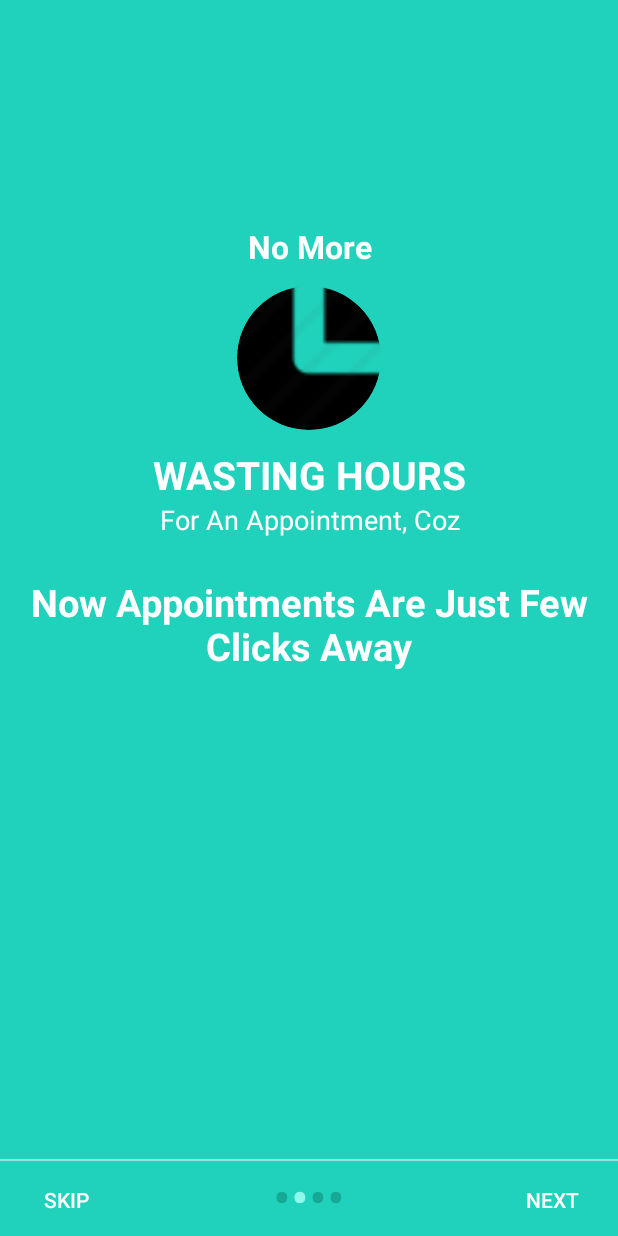
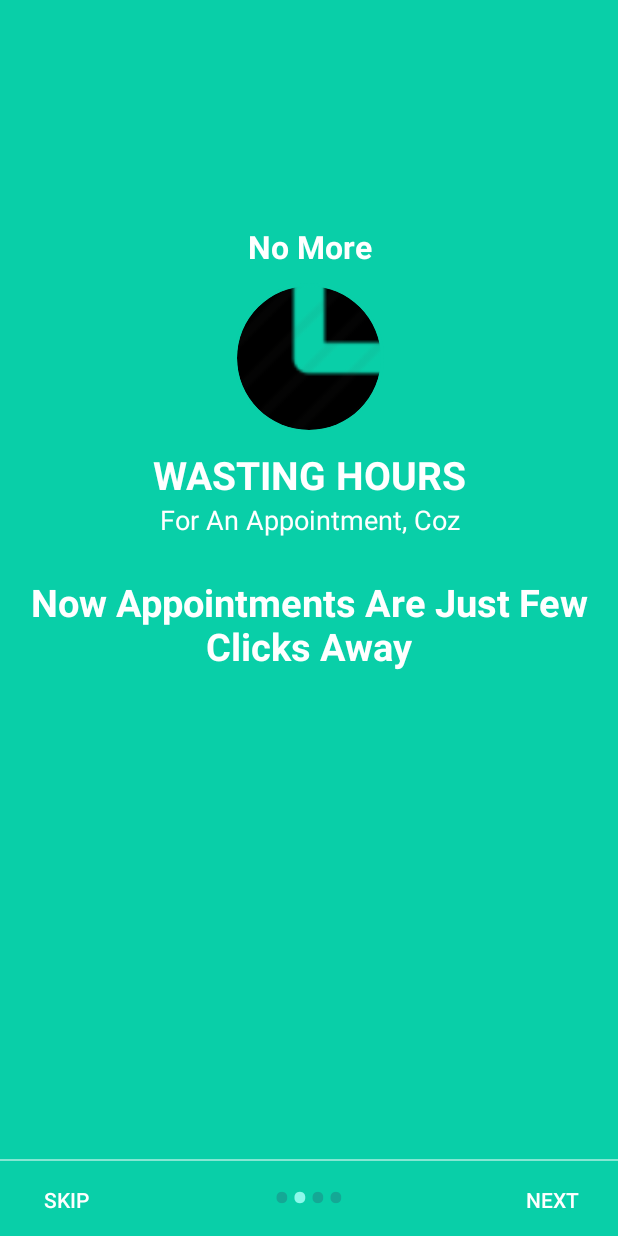
Before and after one commit to kryptoblockskrishna/Test_Med, an Android app: the screen it shows after launch (WelcomeActivity), after a tap on "NEXT", on a phone screen of 412 x 824 dp. Run offline under Robolectric (Android 15) with nearby library versions, the phone set to English and light mode, and no system bars; our stand-ins replace CircleImageView.

Commit message:
Initial Commit to Branch 02 @ Subra

```diff
--- a/app/src/main/res/layout/activity_base.xml
+++ b/app/src/main/res/layout/activity_base.xml
@@ -68,9 +68,9 @@
             android:layout_height="wrap_content"
             android:layout_gravity="bottom"
             android:background="@color/colorBottomNavView"
+            android:elevation="8dp"
             app:itemTextColor="#626161"
-            app:menu="@menu/navigation"
-            android:elevation="8dp"/>
+            app:menu="@menu/navigation" />
 
     </LinearLayout>
 
--- a/app/src/main/res/layout/welcome_slide2.xml
+++ b/app/src/main/res/layout/welcome_slide2.xml
@@ -5,7 +5,7 @@
     android:layout_height="match_parent"
     android:background="@color/bg_screen2">
     <TextView
-        android:id="@+id/wel01_txt01"
+        android:id="@+id/wel02_txt01"
         android:layout_width="match_parent"
         android:layout_height="wrap_content"
         android:textSize="21sp"
@@ -17,39 +17,39 @@
 
     <de.hdodenhof.circleimageview.CircleImageView
         xmlns:app="http://schemas.android.com/apk/res-auto"
-        android:id="@+id/wel01_pic"
+        android:id="@+id/wel02_pic"
         android:layout_width="match_parent"
         android:layout_height="100dp"
         android:src="@drawable/watch"
         app:civ_border_width="2dp"
         android:layout_marginTop="10dp"
         android:layout_marginBottom="10dp"
-        android:layout_below="@id/wel01_txt01"
+        android:layout_below="@id/wel02_txt01"
         app:civ_border_color="@color/bg_screen2"/>
 
     <TextView
-        android:id="@+id/wel01_txt02"
+        android:id="@+id/wel02_txt02"
         android:layout_width="match_parent"
         android:layout_height="wrap_content"
         android:textSize="26sp"
         android:textColor="#fff"
         android:textStyle="bold"
         android:gravity="center"
-        android:layout_below="@id/wel01_pic"
+        android:layout_below="@id/wel02_pic"
         android:text="WASTING HOURS"/>
 
     <TextView
-        android:id="@+id/wel01_txt03"
+        android:id="@+id/wel02_txt03"
         android:layout_width="match_parent"
         android:layout_height="wrap_content"
         android:textSize="18sp"
         android:textColor="#fff"
         android:gravity="center"
-        android:layout_below="@id/wel01_txt02"
+        android:layout_below="@id/wel02_txt02"
         android:text="For An Appointment, Coz"/>
 
     <TextView
-        android:id="@+id/wel01_txt04"
+        android:id="@+id/wel02_txt04"
         android:layout_width="match_parent"
         android:layout_height="wrap_content"
         android:textSize="25sp"
@@ -57,7 +57,7 @@
         android:gravity="center"
         android:textStyle="bold"
         android:layout_marginTop="25dp"
-        android:layout_below="@id/wel01_txt03"
+        android:layout_below="@id/wel02_txt03"
         android:layout_marginRight="15dp"
         android:layout_marginLeft="15dp"
         android:text="Now Appointments Are Just Few Clicks Away"/>
--- a/app/src/main/res/layout/welcome_slide4.xml
+++ b/app/src/main/res/layout/welcome_slide4.xml
@@ -14,7 +14,6 @@
         android:textStyle="bold"
         android:gravity="center"
         android:layout_marginTop="150dp"
-        android:layout_below="@id/wel01_pic"
         android:text="Now It's"/>
 
     <de.hdodenhof.circleimageview.CircleImageView
--- a/app/src/main/res/menu/navigation.xml
+++ b/app/src/main/res/menu/navigation.xml
@@ -1,11 +1,11 @@
 <?xml version="1.0" encoding="utf-8"?>
-<menu xmlns:android="http://schemas.android.com/apk/res/android">
+<menu xmlns:app="http://schemas.android.com/apk/res-auto"
+    xmlns:android="http://schemas.android.com/apk/res/android">
 
     <item
         android:id="@+id/navigation_home"
         android:icon="@drawable/ic_home_black_24dp"
         android:title="@string/title_home" />
-
     <item
         android:id="@+id/navigation_appointment"
         android:icon="@drawable/ic_dashboard_black_24dp"
--- a/app/src/main/res/values/colors.xml
+++ b/app/src/main/res/values/colors.xml
@@ -8,9 +8,9 @@
     <color name="titleTextCollapsedColor">#FFFFFF</color>
 
     <color name="bg_screen1">#f64c73</color>
-    <color name="bg_screen2">#20d2bb</color>
+    <color name="bg_screen2">#09cfa8</color>
     <color name="bg_screen3">#3395ff</color>
-    <color name="bg_screen4">#c873f4</color>
+    <color name="bg_screen4">#b263db</color>
 
     <!-- dots inactive colors -->
     <color name="dot_dark_screen1">#d1395c</color>
```
Also changed, not shown: app/src/main/res/layout/welcome_slide3.xml (+9 -9 lines).
